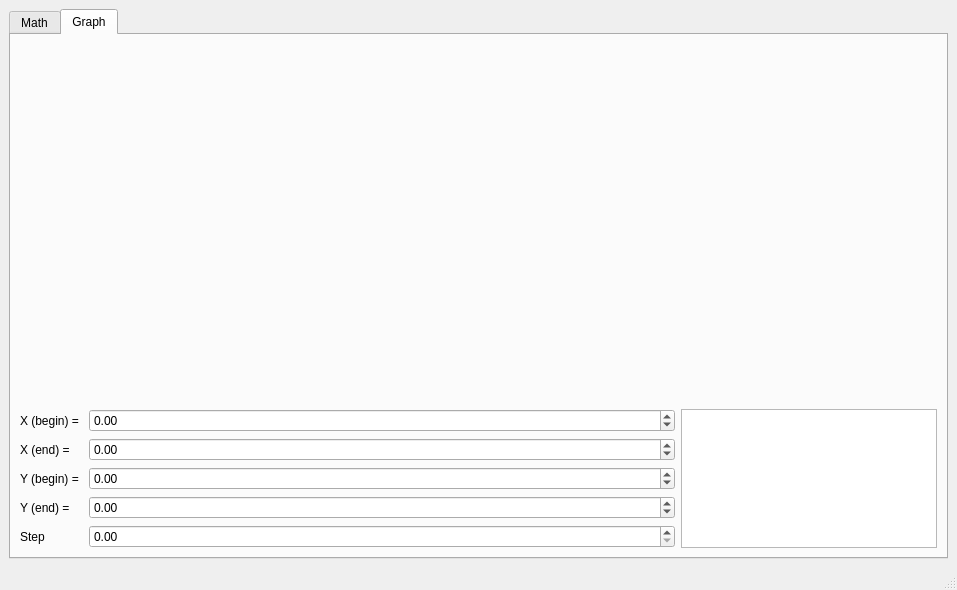
Before: the Qt Designer form src/view/mainwindow.ui in KVIZORD/SmartCalc, drawn with Qt 5.
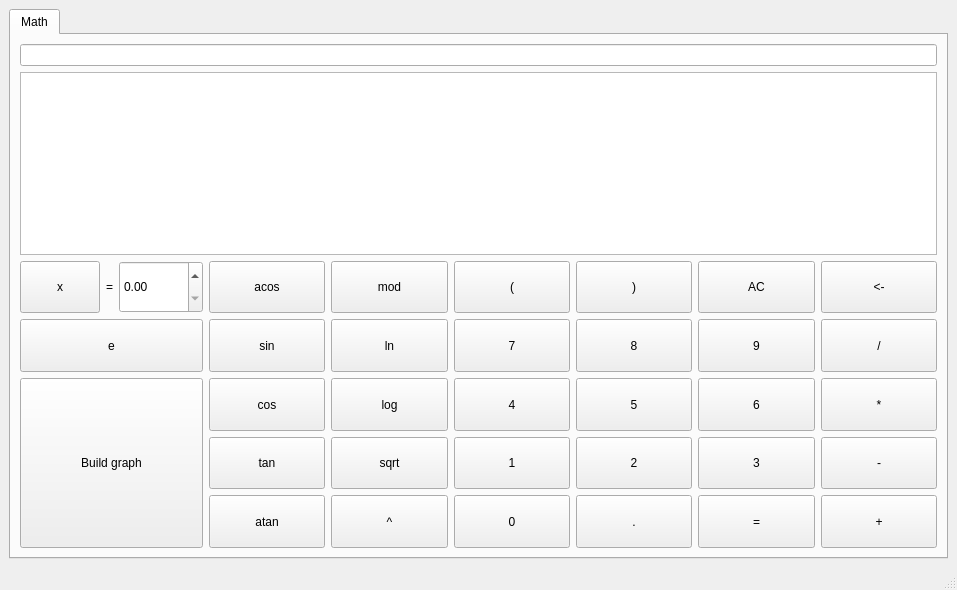
After: the same form once the commit is applied. Custom widgets are drawn as their Qt base class.

What changed in the file:
```diff
--- a/src/view/mainwindow.ui
+++ b/src/view/mainwindow.ui
@@ -18,7 +18,7 @@
     <item row="0" column="0">
      <widget class="QTabWidget" name="tabWidget">
       <property name="currentIndex">
-       <number>1</number>
+       <number>0</number>
       </property>
       <widget class="QWidget" name="mathCalcucator">
        <attribute name="title">
@@ -505,115 +505,12 @@
         </item>
        </layout>
       </widget>
-      <widget class="QWidget" name="graph">
-       <attribute name="title">
-        <string>Graph</string>
-       </attribute>
-       <layout class="QGridLayout" name="gridLayout" rowstretch="0,0,0,0,0,0" columnstretch="0,1,0">
-        <item row="2" column="0">
-         <widget class="QLabel" name="xEndLabel">
-          <property name="text">
-           <string>X (end) = </string>
-          </property>
-         </widget>
-        </item>
-        <item row="5" column="0">
-         <widget class="QLabel" name="stepLabel">
-          <property name="text">
-           <string>Step</string>
-          </property>
-         </widget>
-        </item>
-        <item row="3" column="0">
-         <widget class="QLabel" name="yBeginLabel">
-          <property name="text">
-           <string>Y (begin) = </string>
-          </property>
-         </widget>
-        </item>
-        <item row="5" column="1">
-         <widget class="QDoubleSpinBox" name="stepDoubleSpin"/>
-        </item>
-        <item row="0" column="0" colspan="2">
-         <widget class="QCustomPlot" name="graphWidget" native="true"/>
-        </item>
-        <item row="2" column="1">
-         <widget class="QDoubleSpinBox" name="xEndDoubleSpin">
-          <property name="minimum">
-           <double>-1000000.000000000000000</double>
-          </property>
-          <property name="maximum">
-           <double>1000000.000000000000000</double>
-          </property>
-         </widget>
-        </item>
-        <item row="4" column="0">
-         <widget class="QLabel" name="yEndLabel">
-          <property name="text">
-           <string>Y (end) =</string>
-          </property>
-         </widget>
-        </item>
-        <item row="1" column="0">
-         <widget class="QLabel" name="xBeginLabel">
-          <property name="text">
-           <string>X (begin) = </string>
-          </property>
-         </widget>
-        </item>
-        <item row="3" column="1">
-         <widget class="QDoubleSpinBox" name="yBeginDoubleSpin">
-          <property name="minimum">
-           <double>-1000000.000000000000000</double>
-          </property>
-          <property name="maximum">
-           <double>1000000.000000000000000</double>
-          </property>
-         </widget>
-        </item>
-        <item row="4" column="1">
-         <widget class="QDoubleSpinBox" name="xEndDoubleSpin_2">
-          <property name="minimum">
-           <double>-1000000.000000000000000</double>
-          </property>
-          <property name="maximum">
-           <double>1000000.000000000000000</double>
-          </property>
-         </widget>
-        </item>
-        <item row="1" column="1">
-         <widget class="QDoubleSpinBox" name="xBeginDoubleSpin">
-          <property name="minimum">
-           <double>-1000000.000000000000000</double>
-          </property>
-          <property name="maximum">
-           <double>1000000.000000000000000</double>
-          </property>
-         </widget>
-        </item>
-        <item row="1" column="2" rowspan="5">
-         <widget class="QPlainTextEdit" name="functionViewTextEdit">
-          <property name="readOnly">
-           <bool>true</bool>
-          </property>
-         </widget>
-        </item>
-       </layout>
-      </widget>
      </widget>
     </item>
    </layout>
   </widget>
   <widget class="QStatusBar" name="statusbar"/>
  </widget>
- <customwidgets>
-  <customwidget>
-   <class>QCustomPlot</class>
-   <extends>QWidget</extends>
-   <header>qcustomplot.h</header>
-   <container>1</container>
-  </customwidget>
- </customwidgets>
  <resources/>
  <connections/>
 </ui>
```
